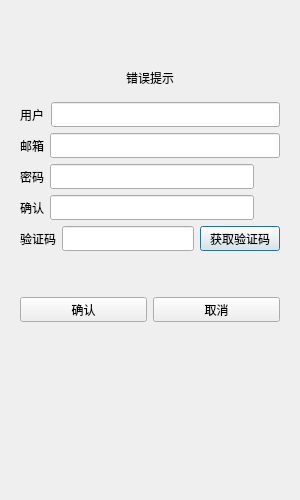
Qt form TianChat/registerdialog.ui (TianJinzi/TianChat) before a commit.
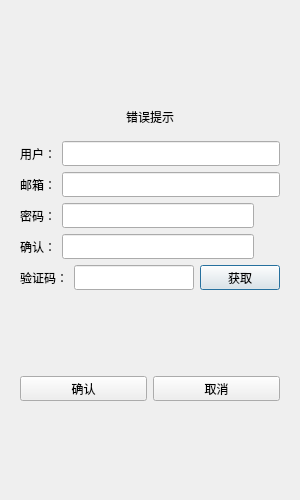
The same form after that commit. Custom widgets are drawn as their Qt base class.

Diff of the .ui file:
```diff
--- a/TianChat/registerdialog.ui
+++ b/TianChat/registerdialog.ui
@@ -25,7 +25,7 @@
   <property name="windowTitle">
    <string>Dialog</string>
   </property>
-  <layout class="QHBoxLayout" name="horizontalLayout_2">
+  <layout class="QVBoxLayout" name="verticalLayout_2">
    <item>
     <layout class="QVBoxLayout" name="verticalLayout">
      <item>
@@ -34,7 +34,7 @@
         <number>0</number>
        </property>
        <widget class="QWidget" name="page">
-        <layout class="QVBoxLayout" name="verticalLayout_2">
+        <layout class="QVBoxLayout" name="verticalLayout_3">
          <item>
           <spacer name="verticalSpacer">
            <property name="orientation">
@@ -50,7 +50,7 @@
          </item>
          <item>
           <widget class="QWidget" name="widget" native="true">
-           <layout class="QVBoxLayout" name="verticalLayout_3">
+           <layout class="QVBoxLayout" name="verticalLayout_4">
             <item>
              <widget class="QLabel" name="err_tip">
               <property name="text">
@@ -70,18 +70,18 @@
             <widget class="QLabel" name="user_label">
              <property name="minimumSize">
               <size>
-               <width>25</width>
+               <width>0</width>
                <height>25</height>
               </size>
              </property>
              <property name="maximumSize">
               <size>
-               <width>25</width>
+               <width>16777215</width>
                <height>25</height>
               </size>
              </property>
              <property name="text">
-              <string>用户</string>
+              <string>用户：</string>
              </property>
             </widget>
            </item>
@@ -120,7 +120,7 @@
               </size>
              </property>
              <property name="text">
-              <string>邮箱</string>
+              <string>邮箱：</string>
              </property>
             </widget>
            </item>
@@ -159,7 +159,7 @@
               </size>
              </property>
              <property name="text">
-              <string>密码</string>
+              <string>密码：</string>
              </property>
             </widget>
            </item>
@@ -193,6 +193,9 @@
                <height>20</height>
               </size>
              </property>
+             <property name="styleSheet">
+              <string notr="true"/>
+             </property>
              <property name="text">
               <string/>
              </property>
@@ -201,7 +204,7 @@
           </layout>
          </item>
          <item>
-          <layout class="QHBoxLayout" name="horizontalLayout_6">
+          <layout class="QHBoxLayout" name="horizontalLayout_5">
            <item>
             <widget class="QLabel" name="confirm_label">
              <property name="minimumSize">
@@ -217,7 +220,7 @@
               </size>
              </property>
              <property name="text">
-              <string>确认</string>
+              <string>确认：</string>
              </property>
             </widget>
            </item>
@@ -251,6 +254,9 @@
                <height>20</height>
               </size>
              </property>
+             <property name="styleSheet">
+              <string notr="true"/>
+             </property>
              <property name="text">
               <string/>
              </property>
@@ -259,7 +265,7 @@
           </layout>
          </item>
          <item>
-          <layout class="QHBoxLayout" name="horizontalLayout_7">
+          <layout class="QHBoxLayout" name="horizontalLayout_6">
            <item>
             <widget class="QLabel" name="varify_label">
              <property name="minimumSize">
@@ -275,7 +281,7 @@
               </size>
              </property>
              <property name="text">
-              <string>验证码</string>
+              <string>验证码：</string>
              </property>
             </widget>
            </item>
@@ -310,14 +316,14 @@
               </size>
              </property>
              <property name="text">
-              <string>获取验证码</string>
+              <string>获取</string>
              </property>
             </widget>
            </item>
           </layout>
          </item>
          <item>
-          <spacer name="verticalSpacer_3">
+          <spacer name="verticalSpacer_2">
            <property name="orientation">
             <enum>Qt::Orientation::Vertical</enum>
            </property>
@@ -330,7 +336,7 @@
           </spacer>
          </item>
          <item>
-          <layout class="QHBoxLayout" name="horizontalLayout_8">
+          <layout class="QHBoxLayout" name="horizontalLayout_7">
            <item>
             <widget class="QPushButton" name="sure_btn">
              <property name="minimumSize">
@@ -372,7 +378,7 @@
           </layout>
          </item>
          <item>
-          <spacer name="verticalSpacer_2">
+          <spacer name="verticalSpacer_3">
            <property name="orientation">
             <enum>Qt::Orientation::Vertical</enum>
            </property>
@@ -387,9 +393,9 @@
         </layout>
        </widget>
        <widget class="QWidget" name="page_2">
-        <layout class="QVBoxLayout" name="verticalLayout_4">
+        <layout class="QVBoxLayout" name="verticalLayout_5">
          <item>
-          <spacer name="verticalSpacer_4">
+          <spacer name="verticalSpacer_5">
            <property name="orientation">
             <enum>Qt::Orientation::Vertical</enum>
            </property>
@@ -436,7 +442,7 @@
          </item>
          <item>
           <widget class="QWidget" name="widget_2" native="true">
-           <layout class="QHBoxLayout" name="horizontalLayout_5">
+           <layout class="QHBoxLayout" name="horizontalLayout_2">
             <item>
              <spacer name="horizontalSpacer">
               <property name="orientation">
@@ -489,34 +495,21 @@
        </widget>
       </widget>
      </item>
-     <item>
-      <spacer name="verticalSpacer_5">
-       <property name="orientation">
-        <enum>Qt::Orientation::Vertical</enum>
-       </property>
-       <property name="sizeHint" stdset="0">
-        <size>
-         <width>20</width>
-         <height>40</height>
-        </size>
-       </property>
-      </spacer>
-     </item>
     </layout>
    </item>
   </layout>
  </widget>
  <customwidgets>
-  <customwidget>
-   <class>TimerBtn</class>
-   <extends>QPushButton</extends>
-   <header>timerbtn.h</header>
-  </customwidget>
   <customwidget>
    <class>ClickedLabel</class>
    <extends>QLabel</extends>
    <header>clickedlabel.h</header>
   </customwidget>
+  <customwidget>
+   <class>TimerBtn</class>
+   <extends>QPushButton</extends>
+   <header location="global">timerbtn.h</header>
+  </customwidget>
  </customwidgets>
  <resources/>
  <connections/>
```
Left out of the diff: 35 changed lines with no effect on the pictures.
